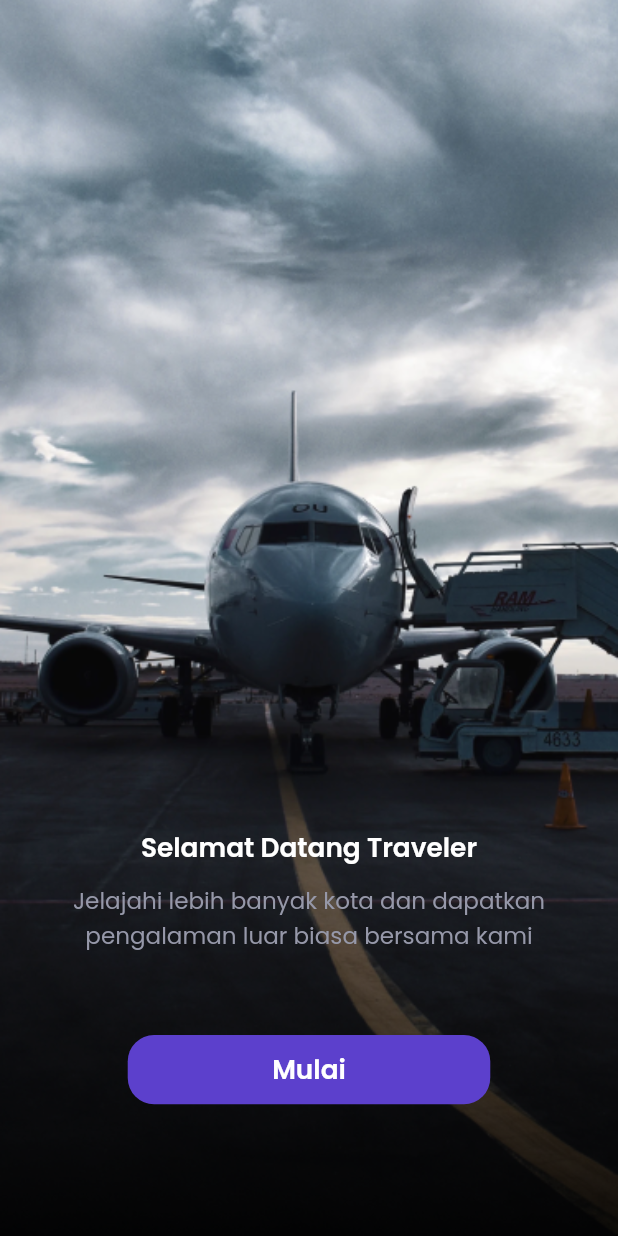
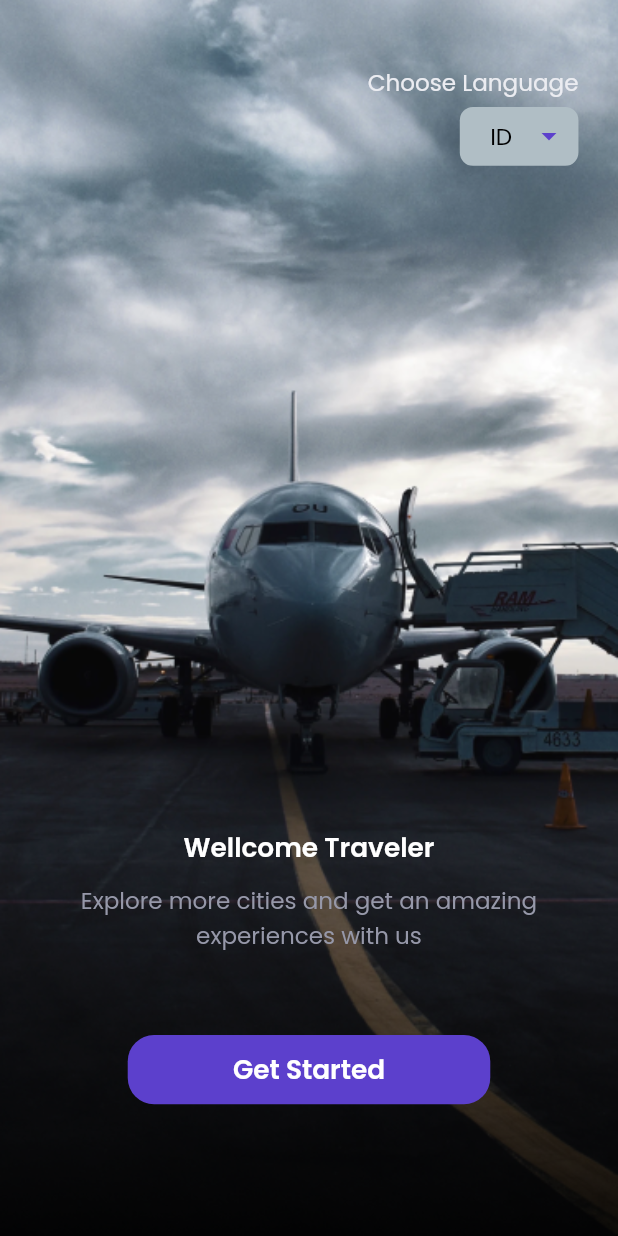
Before and after one commit to fathulaziss/airpedia, a Flutter app: the OnboardingView screen opened by its route, on a phone screen of 412 x 824 dp. Run offline on Flutter 3.47's test engine with Material 2 defaults, Android fonts, the phone set to English and light mode, and no system bars; drawn by our look-alikes of dropdown_button2; our stand-ins replace cloud_firestore, dio, equatable, firebase_auth, firebase_core, flutter_screenutil and 9 more; missing offline and left inert: colored_json, easy_mask, flutter_jailbreak_detection; accounts and stored records are empty; project files that could hold a hidden picture were left out.

Commit message:
add feature change language

```diff
--- a/assets/locales/en_US.json
+++ b/assets/locales/en_US.json
@@ -139,6 +139,7 @@
     "newThisYear": "New This Year",
     "whereToFlightToday": "Where to flight today ?",
     "dataNotFound": "Data Not Found",
+    "chooseLanguage": "Choose Language",
     "home": "Home",
     "ticket": "Ticket",
     "history": "History",
--- a/assets/locales/id_ID.json
+++ b/assets/locales/id_ID.json
@@ -139,6 +139,7 @@
     "newThisYear": "Baru Tahun Ini",
     "whereToFlightToday": "Ke mana penerbangan hari ini ?",
     "dataNotFound": "Data Tidak Ditemukan",
+    "chooseLanguage": "Pilih Bahasa",
     "home": "Beranda",
     "ticket": "Tiket",
     "history": "Riwayat",
--- a/lib/app/controllers/utility_controller.dart
+++ b/lib/app/controllers/utility_controller.dart
@@ -63,7 +63,7 @@ class UtilityController extends GetxController {
         Locale(value['language_code'], value['country_code']),
       );
     } else {
-      await Get.updateLocale(const Locale('id', 'ID'));
+      await Get.updateLocale(const Locale('en', 'US'));
     }
   }
 
--- a/lib/app/modules/onboarding/controllers/onboarding_controller.dart
+++ b/lib/app/modules/onboarding/controllers/onboarding_controller.dart
@@ -1,9 +1,12 @@
+import 'package:airpedia/app/controllers/utility_controller.dart';
 import 'package:airpedia/app/routes/app_pages.dart';
 import 'package:airpedia/constants/constant.dart';
 import 'package:airpedia/utils/app_storage.dart';
 import 'package:get/get.dart';
 
 class OnboardingController extends GetxController {
+  final cUtility = Get.find<UtilityController>();
+
   Future<void> getStarted() async {
     await AppStorage.write(key: APP_FIRST_TIME_OPEN, value: 'true');
     await Get.offNamed(Routes.LOGIN);
--- a/lib/app/modules/onboarding/views/onboarding_view.dart
+++ b/lib/app/modules/onboarding/views/onboarding_view.dart
@@ -1,8 +1,11 @@
+import 'package:airpedia/app/models/app_language_model.dart';
 import 'package:airpedia/app/modules/onboarding/controllers/onboarding_controller.dart';
 import 'package:airpedia/styles/colors.dart';
 import 'package:airpedia/styles/styles.dart';
 import 'package:airpedia/utils/app_asset.dart';
 import 'package:airpedia/widgets/buttons/button_primary.dart';
+import 'package:airpedia/widgets/inputs/input_dropdown.dart';
+import 'package:airpedia/widgets/others/input_dropdwon_item.dart';
 import 'package:flutter/material.dart';
 import 'package:flutter_screenutil/flutter_screenutil.dart';
 import 'package:get/get.dart';
@@ -13,7 +16,8 @@ class OnboardingView extends GetView<OnboardingController> {
   @override
   Widget build(BuildContext context) {
     return Scaffold(
-      body: Container(
+      body: Obx(() {
+        return Container(
           width: double.infinity,
           margin: EdgeInsets.zero,
           padding: EdgeInsets.fromLTRB(24.w, 0, 24.w, 80.w),
@@ -23,7 +27,9 @@ class OnboardingView extends GetView<OnboardingController> {
               fit: BoxFit.cover,
             ),
           ),
-        child: Column(
+          child: Stack(
+            children: [
+              Column(
                 mainAxisAlignment: MainAxisAlignment.end,
                 children: [
                   Text(
@@ -45,7 +51,50 @@ class OnboardingView extends GetView<OnboardingController> {
                   ),
                 ],
               ),
+              Positioned(
+                top: 40.w,
+                right: 0.w,
+                child: Column(
+                  crossAxisAlignment: CrossAxisAlignment.end,
+                  children: [
+                    Text(
+                      'chooseLanguage'.tr,
+                      style:
+                          TextStyles.text.copyWith(color: AppColor.greyColor2),
                     ),
+                    verticalSpace(Insets.xs),
+                    SizedBox(
+                      width: 72.w,
+                      child: InputDropdown(
+                        hintText: '',
+                        borderColor: Colors.blueGrey[200],
+                        outlinedBorderColor: Colors.transparent,
+                        textAlign: TextAlign.center,
+                        items: [
+                          ...controller.cUtility.appLanguageOptions.map((item) {
+                            return DropdownMenuItem<AppLanguageModel>(
+                              value: item,
+                              child: InputDropdownItem(value: item.language),
+                            );
+                          })
+                        ],
+                        selectedItem:
+                            controller.cUtility.appLanguage.value.language,
+                        onChanged: (value) {
+                          if (value != null) {
+                            final data = value as AppLanguageModel;
+                            controller.cUtility.changeLanguage(data);
+                          }
+                        },
+                      ),
+                    ),
+                  ],
+                ),
+              )
+            ],
+          ),
+        );
+      }),
     );
   }
 }
--- a/lib/widgets/inputs/input_dropdown.dart
+++ b/lib/widgets/inputs/input_dropdown.dart
@@ -43,10 +43,10 @@ class InputDropdown extends StatelessWidget {
           ),
         Container(
           width: double.infinity,
-          padding: EdgeInsets.all(10.w),
+          padding: EdgeInsets.all(6.w),
           decoration: BoxDecoration(
             color: borderColor ?? Colors.transparent,
-            borderRadius: BorderRadius.circular(Corners.lg),
+            borderRadius: BorderRadius.circular(Corners.sm),
             border:
                 Border.all(color: outlinedBorderColor ?? Colors.grey.shade300),
           ),
```
Also changed, not shown: lib/app/modules/login/views/login_view.dart (+44 -1 lines), lib/generated/locales.g.dart. Lines whose indentation alone changed are shown as unchanged.
